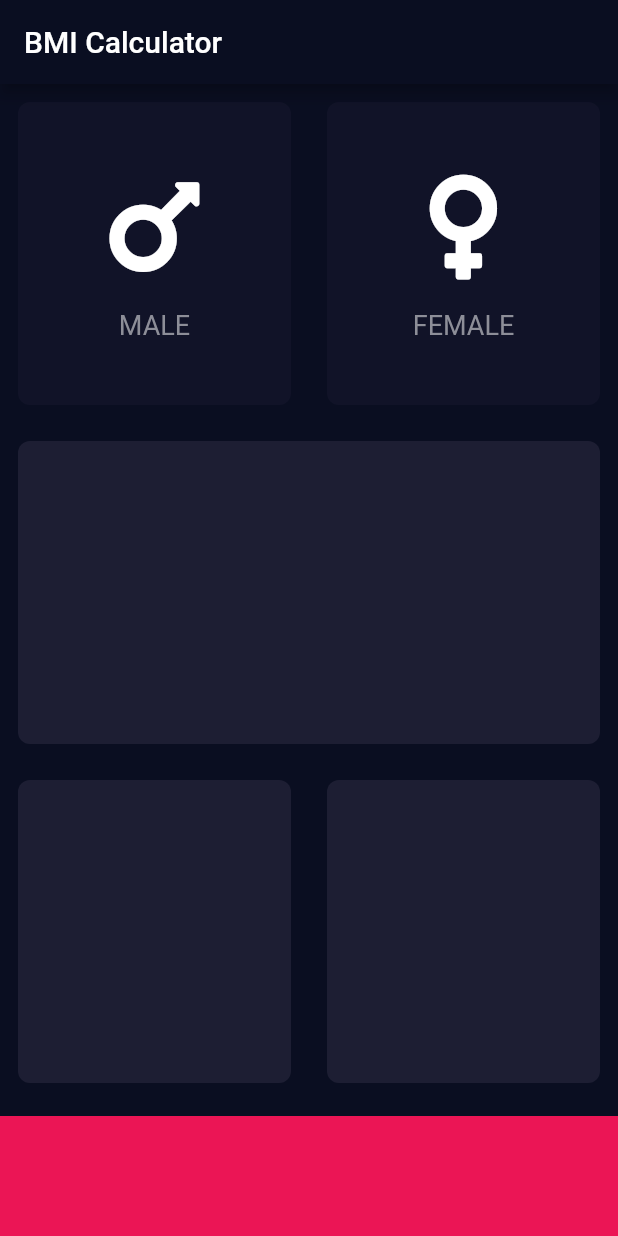
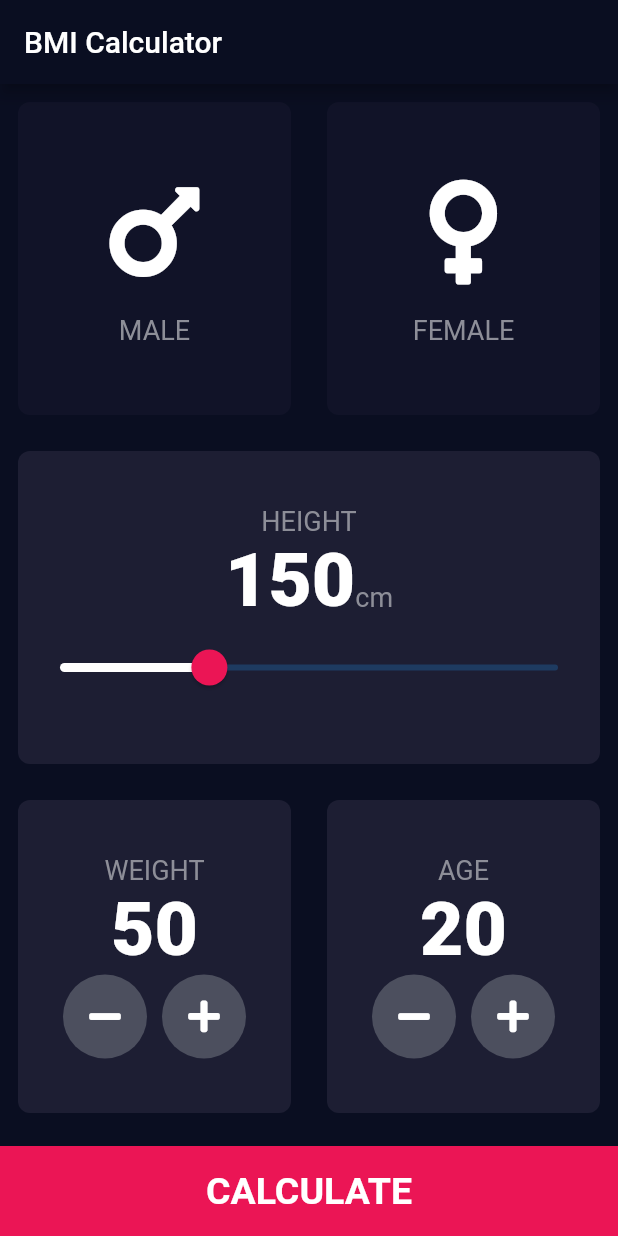
Before and after one commit to adiandoyo32/bmi_calculator_flutter, a Flutter app: the screen it shows after launch, on a phone screen of 412 x 824 dp. Run offline on Flutter 3.47's test engine with Material 2 defaults, Android fonts, the phone set to English and light mode, and no system bars; our stand-ins replace font_awesome_flutter.

Commit message:
result page

```diff
--- /dev/null
+++ b/lib/components/bottom_button.dart
@@ -0,0 +1,28 @@
+import 'package:bmi_calculator_flutter/constants.dart';
+import 'package:flutter/material.dart';
+
+class BottomButton extends StatelessWidget {
+  BottomButton({@required this.onTap, @required this.buttonTitle});
+
+  final Function onTap;
+  final String buttonTitle;
+
+  @override
+  Widget build(BuildContext context) {
+    return GestureDetector(
+      onTap: onTap,
+      child: Container(
+        child: Center(
+          child: Text(
+            buttonTitle,
+            style: largeButtonStyle,
+          ),
+        ),
+        color: Color(0xFFEB1555),
+        margin: EdgeInsets.only(top: 10.0),
+        width: double.infinity,
+        height: 60.0,
+      ),
+    );
+  }
+}
--- a/lib/icon_content.dart
+++ b/lib/components/icon_content.dart
@@ -1,3 +1,4 @@
+import 'package:bmi_calculator_flutter/constants.dart';
 import 'package:flutter/material.dart';
 
 class IconContent extends StatelessWidget {
@@ -19,10 +20,7 @@ class IconContent extends StatelessWidget {
         SizedBox(height: 15.0),
         Text(
           label,
-          style: TextStyle(
-            fontSize: 18.0,
-            color: Color(0xFF8D8E98),
-          ),
+          style: labelTextStyle,
         ),
       ],
     );
--- /dev/null
+++ b/lib/constants.dart
@@ -0,0 +1,34 @@
+import 'package:flutter/material.dart';
+
+const activeCardColor = Color(0xFF1D1E33);
+const inactiveCardColor = Color(0xFF111328);
+
+const labelTextStyle = TextStyle(
+  fontSize: 18.0,
+  color: Color(0xFF8D8E98),
+);
+
+const numberTextStyle = TextStyle(
+  fontSize: 50.0,
+  fontWeight: FontWeight.w900,
+);
+
+const largeButtonStyle = TextStyle(
+  fontSize: 25.0,
+  fontWeight: FontWeight.bold,
+);
+
+const resultTextStyle = TextStyle(
+  fontSize: 22.0,
+  color: Color(0xFF24D876),
+  fontWeight: FontWeight.bold,
+);
+
+const bmiTextStyle = TextStyle(
+  fontSize: 100.0,
+  fontWeight: FontWeight.bold,
+);
+
+const bodyTextStyle = TextStyle(
+  fontSize: 22.0,
+);
--- a/lib/input_page.dart
+++ /dev/null
@@ -1,99 +0,0 @@
-import 'package:bmi_calculator_flutter/icon_content.dart';
-import 'package:bmi_calculator_flutter/reuseable_card.dart';
-import 'package:flutter/material.dart';
-import 'package:font_awesome_flutter/font_awesome_flutter.dart';
-
-const activeCardColor = Color(0xFF1D1E33);
-const inactiveCardColor = Color(0xFF111328);
-
-enum Gender {
-  male,
-  female,
-}
-
-class InputPage extends StatefulWidget {
-  @override
-  _InputPageState createState() => _InputPageState();
-}
-
-class _InputPageState extends State<InputPage> {
-  Gender selectedGender;
-
-  @override
-  Widget build(BuildContext context) {
-    return Scaffold(
-      appBar: AppBar(
-        title: Text('BMI Calculator'),
-      ),
-      body: Column(
-        children: [
-          Expanded(
-            child: Row(
-              children: [
-                Expanded(
-                  child: ReusableCard(
-                    onPress: () {
-                      setState(() {
-                        selectedGender = Gender.male;
-                      });
-                    },
-                    color: selectedGender == Gender.male
-                        ? activeCardColor
-                        : inactiveCardColor,
-                    cardChild: IconContent(
-                      icon: FontAwesomeIcons.mars,
-                      label: "MALE",
-                    ),
-                  ),
-                ),
-                Expanded(
-                  child: ReusableCard(
-                    onPress: () {
-                      setState(() {
-                        selectedGender = Gender.female;
-                      });
-                    },
-                    color: selectedGender == Gender.female
-                        ? activeCardColor
-                        : inactiveCardColor,
-                    cardChild: IconContent(
-                      icon: FontAwesomeIcons.venus,
-                      label: "FEMALE",
-                    ),
-                  ),
-                ),
-              ],
-            ),
-          ),
-          Expanded(
-            child: ReusableCard(
-              color: activeCardColor,
-            ),
-          ),
-          Expanded(
-            child: Row(
-              children: [
-                Expanded(
-                  child: ReusableCard(
-                    color: activeCardColor,
-                  ),
-                ),
-                Expanded(
-                  child: ReusableCard(
-                    color: activeCardColor,
-                  ),
-                )
-              ],
-            ),
-          ),
-          Container(
-            color: Color(0xFFEB1555),
-            margin: EdgeInsets.only(top: 10.0),
-            width: double.infinity,
-            height: 80.0,
-          )
-        ],
-      ),
-    );
-  }
-}
--- a/lib/main.dart
+++ b/lib/main.dart
@@ -1,4 +1,4 @@
-import 'package:bmi_calculator_flutter/input_page.dart';
+import 'package:bmi_calculator_flutter/screens/input_page.dart';
 import 'package:flutter/material.dart';
 
 void main() => runApp(MyApp());
--- /dev/null
+++ b/lib/screens/input_page.dart
@@ -0,0 +1,253 @@
+import 'package:bmi_calculator_flutter/components/bottom_button.dart';
+import 'package:flutter/material.dart';
+import 'package:font_awesome_flutter/font_awesome_flutter.dart';
+import 'package:bmi_calculator_flutter/components/icon_content.dart';
+import 'package:bmi_calculator_flutter/components/reuseable_card.dart';
+import 'package:bmi_calculator_flutter/screens/results_page.dart';
+import 'package:bmi_calculator_flutter/constants.dart';
+
+enum Gender {
+  male,
+  female,
+}
+
+class InputPage extends StatefulWidget {
+  @override
+  _InputPageState createState() => _InputPageState();
+}
+
+class _InputPageState extends State<InputPage> {
+  Gender selectedGender;
+  int height = 150;
+  int weight = 50;
+  int age = 20;
+
+  @override
+  Widget build(BuildContext context) {
+    return Scaffold(
+      appBar: AppBar(
+        title: Text('BMI Calculator'),
+      ),
+      body: Column(
+        crossAxisAlignment: CrossAxisAlignment.stretch,
+        children: [
+          Expanded(
+            child: Row(
+              children: [
+                Expanded(
+                  child: ReusableCard(
+                    onPress: () {
+                      setState(() {
+                        selectedGender = Gender.male;
+                      });
+                    },
+                    color: selectedGender == Gender.male
+                        ? activeCardColor
+                        : inactiveCardColor,
+                    cardChild: IconContent(
+                      icon: FontAwesomeIcons.mars,
+                      label: "MALE",
+                    ),
+                  ),
+                ),
+                Expanded(
+                  child: ReusableCard(
+                    onPress: () {
+                      setState(() {
+                        selectedGender = Gender.female;
+                      });
+                    },
+                    color: selectedGender == Gender.female
+                        ? activeCardColor
+                        : inactiveCardColor,
+                    cardChild: IconContent(
+                      icon: FontAwesomeIcons.venus,
+                      label: "FEMALE",
+                    ),
+                  ),
+                ),
+              ],
+            ),
+          ),
+          Expanded(
+            child: ReusableCard(
+              color: activeCardColor,
+              cardChild: Column(
+                mainAxisAlignment: MainAxisAlignment.center,
+                children: [
+                  Text(
+                    'HEIGHT',
+                    style: labelTextStyle,
+                  ),
+                  Row(
+                    mainAxisAlignment: MainAxisAlignment.center,
+                    crossAxisAlignment: CrossAxisAlignment.baseline,
+                    textBaseline: TextBaseline.alphabetic,
+                    children: [
+                      Text(
+                        height.toString(),
+                        style: numberTextStyle,
+                      ),
+                      Text(
+                        'cm',
+                        style: labelTextStyle,
+                      )
+                    ],
+                  ),
+                  SliderTheme(
+                    data: SliderTheme.of(context).copyWith(
+                      activeTrackColor: Colors.white,
+                      inactiveTickMarkColor: Color(0xFF8D8E98),
+                      thumbColor: Color(0xFFEB1555),
+                      overlayColor: Color(0x29EB1555),
+                      thumbShape:
+                          RoundSliderThumbShape(enabledThumbRadius: 12.0),
+                      overlayShape:
+                          RoundSliderOverlayShape(overlayRadius: 28.0),
+                    ),
+                    child: Slider(
+                      value: height.toDouble(),
+                      min: 120.0,
+                      max: 220.0,
+                      onChanged: (double newValue) {
+                        setState(() {
+                          height = newValue.round();
+                        });
+                      },
+                    ),
+                  ),
+                ],
+              ),
+            ),
+          ),
+          Expanded(
+            child: Row(
+              children: [
+                Expanded(
+                  child: ReusableCard(
+                    color: activeCardColor,
+                    cardChild: Column(
+                      mainAxisAlignment: MainAxisAlignment.center,
+                      children: [
+                        Text(
+                          'WEIGHT',
+                          style: labelTextStyle,
+                        ),
+                        Text(
+                          weight.toString(),
+                          style: numberTextStyle,
+                        ),
+                        Row(
+                          mainAxisAlignment: MainAxisAlignment.center,
+                          children: [
+                            RoundIconButton(
+                              icon: FontAwesomeIcons.minus,
+                              onPress: () {
+                                setState(() {
+                                  weight--;
+                                });
+                              },
+                            ),
+                            SizedBox(
+                              width: 10.0,
+                            ),
+                            RoundIconButton(
+                              icon: FontAwesomeIcons.plus,
+                              onPress: () {
+                                setState(() {
+                                  weight++;
+                                });
+                              },
+                            ),
+                          ],
+                        )
+                      ],
+                    ),
+                  ),
+                ),
+                Expanded(
+                  child: ReusableCard(
+                    color: activeCardColor,
+                    cardChild: Column(
+                      mainAxisAlignment: MainAxisAlignment.center,
+                      children: [
+                        Text(
+                          'AGE',
+                          style: labelTextStyle,
+                        ),
+                        Text(
+                          age.toString(),
+                          style: numberTextStyle,
+                        ),
+                        Row(
+                          mainAxisAlignment: MainAxisAlignment.center,
+                          children: [
+                            RoundIconButton(
+                              icon: FontAwesomeIcons.minus,
+                              onPress: () {
+                                setState(() {
+                                  age--;
+                                });
+                              },
+                            ),
+                            SizedBox(
+                              width: 10.0,
+                            ),
+                            RoundIconButton(
+                              icon: FontAwesomeIcons.plus,
+                              onPress: () {
+                                setState(() {
+                                  age++;
+                                });
+                              },
+                            )
+                          ],
+                        )
+                      ],
+                    ),
+                  ),
+                )
+              ],
+            ),
+          ),
+          BottomButton(
+            onTap: () {
+              Navigator.push(
+                context,
+                MaterialPageRoute(
+                  builder: (context) => ResultsPage(),
+                ),
+              );
+            },
+            buttonTitle: 'CALCULATE',
+          ),
+        ],
+      ),
+    );
+  }
+}
+
+class RoundIconButton extends StatelessWidget {
+  RoundIconButton({@required this.icon, @required this.onPress});
+
+  final IconData icon;
+  final Function onPress;
+
+  @override
+  Widget build(BuildContext context) {
+    return RawMaterialButton(
+      child: Icon(
+        icon,
+        color: Colors.white,
+      ),
+      onPressed: onPress,
+      elevation: 0.0,
+      constraints: BoxConstraints.tightFor(
+        width: 56.0,
+        height: 56.0,
+      ),
+      shape: CircleBorder(),
+      fillColor: Color(0xFF4C4F5E),
+    );
+  }
+}
```
Also changed, not shown: lib/screens/results_page.dart (added, +62 -0 lines), lib/components/reuseable_card.dart (renamed from lib/reuseable_card.dart).
